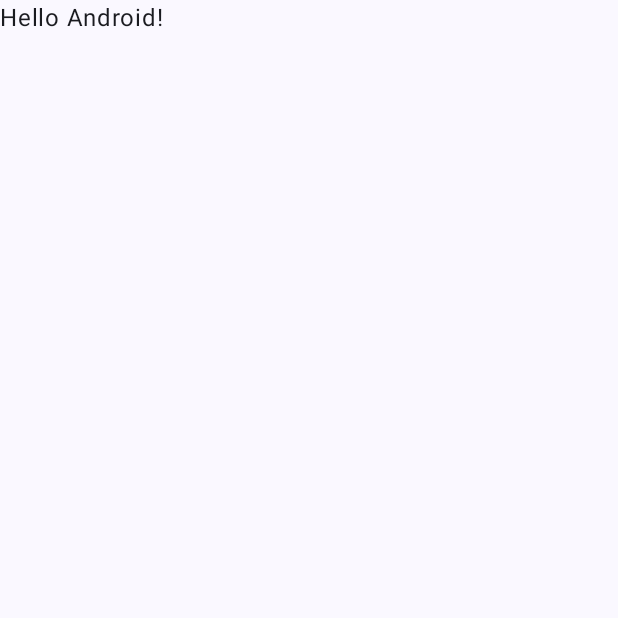
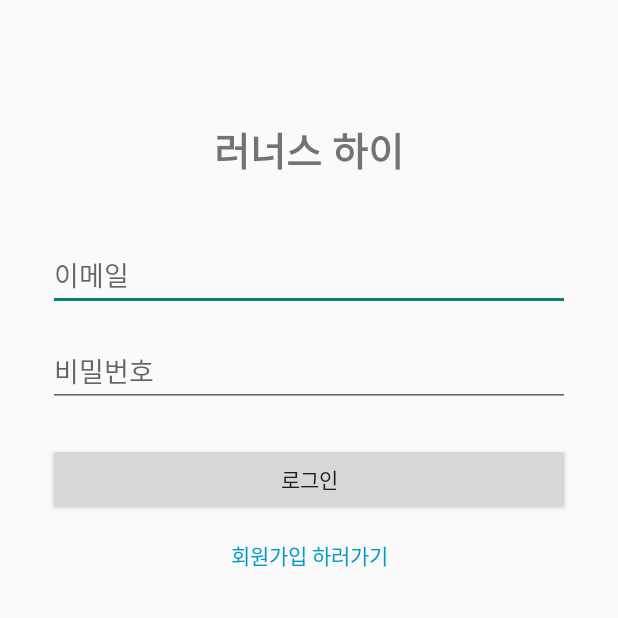
Before and after one commit to RunnersHi-kr/android-app, an Android app built with Jetpack Compose: the screen it shows after launch (MainActivity before the commit, LoginActivity after it), on a phone screen of 412 x 824 dp, the top half of it. Before the commit the part shown is almost empty. Run offline under Robolectric (Android 15) with nearby library versions, the phone set to English and light mode, and no system bars.

Commit message:
간단한 로그인 화면 제작

```diff
--- a/app/build.gradle.kts
+++ b/app/build.gradle.kts
@@ -50,6 +50,11 @@ dependencies {
     implementation(libs.androidx.compose.ui.graphics)
     implementation(libs.androidx.compose.ui.tooling.preview)
     implementation(libs.androidx.compose.material3)
+    implementation(libs.androidx.appcompat)
+    implementation(libs.material)
+    implementation(libs.androidx.activity)
+    implementation(libs.androidx.constraintlayout)
+    implementation("androidx.constraintlayout:constraintlayout:2.1.4")
     testImplementation(libs.junit)
     androidTestImplementation(libs.androidx.junit)
     androidTestImplementation(libs.androidx.espresso.core)
--- a/app/src/main/AndroidManifest.xml
+++ b/app/src/main/AndroidManifest.xml
@@ -11,17 +11,24 @@
         android:roundIcon="@mipmap/ic_launcher_round"
         android:supportsRtl="true"
         android:theme="@style/Theme.RunnersHi">
+
+        <!-- 앱 시작 화면: LoginActivity -->
         <activity
-            android:name=".MainActivity"
+            android:name=".LoginActivity"
             android:exported="true"
-            android:label="@string/app_name"
             android:theme="@style/Theme.RunnersHi">
             <intent-filter>
                 <action android:name="android.intent.action.MAIN" />
-
                 <category android:name="android.intent.category.LAUNCHER" />
             </intent-filter>
         </activity>
+
+        <!-- MainActivity: 더 이상 런처가 아님 (안 쓰면 나중에 삭제해도 됨) -->
+        <activity
+            android:name=".MainActivity"
+            android:exported="false"
+            android:label="@string/app_name"
+            android:theme="@style/Theme.RunnersHi" />
     </application>
 
 </manifest>
--- /dev/null
+++ b/app/src/main/java/com/example/runnershi/LoginActivity.kt
@@ -0,0 +1,12 @@
+package com.example.runnershi
+
+import android.os.Bundle
+import androidx.appcompat.app.AppCompatActivity
+
+class LoginActivity : AppCompatActivity() {
+
+    override fun onCreate(savedInstanceState: Bundle?) {
+        super.onCreate(savedInstanceState)
+        setContentView(R.layout.activity_login)
+    }
+}
--- /dev/null
+++ b/app/src/main/res/layout/activity_login.xml
@@ -0,0 +1,76 @@
+<?xml version="1.0" encoding="utf-8"?>
+<androidx.constraintlayout.widget.ConstraintLayout xmlns:android="http://schemas.android.com/apk/res/android"
+    xmlns:app="http://schemas.android.com/apk/res-auto"
+    xmlns:tools="http://schemas.android.com/tools"
+    android:layout_width="match_parent"
+    android:layout_height="match_parent"
+    tools:context=".LoginActivity">
+
+    <!-- 앱 타이틀 -->
+    <TextView
+        android:id="@+id/tvTitle"
+        android:layout_width="wrap_content"
+        android:layout_height="wrap_content"
+        android:text="러너스 하이"
+        android:textSize="26sp"
+        android:textStyle="bold"
+        app:layout_constraintTop_toTopOf="parent"
+        app:layout_constraintStart_toStartOf="parent"
+        app:layout_constraintEnd_toEndOf="parent"
+        android:layout_marginTop="80dp" />
+
+    <!-- 이메일 입력 -->
+    <EditText
+        android:id="@+id/etEmail"
+        android:layout_width="0dp"
+        android:layout_height="wrap_content"
+        android:hint="이메일"
+        android:inputType="textEmailAddress"
+        app:layout_constraintTop_toBottomOf="@id/tvTitle"
+        app:layout_constraintStart_toStartOf="parent"
+        app:layout_constraintEnd_toEndOf="parent"
+        android:layout_marginStart="32dp"
+        android:layout_marginEnd="32dp"
+        android:layout_marginTop="40dp" />
+
+    <!-- 비밀번호 입력 -->
+    <EditText
+        android:id="@+id/etPassword"
+        android:layout_width="0dp"
+        android:layout_height="wrap_content"
+        android:hint="비밀번호"
+        android:inputType="textPassword"
+        app:layout_constraintTop_toBottomOf="@id/etEmail"
+        app:layout_constraintStart_toStartOf="parent"
+        app:layout_constraintEnd_toEndOf="parent"
+        android:layout_marginStart="32dp"
+        android:layout_marginEnd="32dp"
+        android:layout_marginTop="16dp" />
+
+    <!-- 로그인 버튼 -->
+    <Button
+        android:id="@+id/btnLogin"
+        android:layout_width="0dp"
+        android:layout_height="wrap_content"
+        android:text="로그인"
+        app:layout_constraintTop_toBottomOf="@id/etPassword"
+        app:layout_constraintStart_toStartOf="parent"
+        app:layout_constraintEnd_toEndOf="parent"
+        android:layout_marginStart="32dp"
+        android:layout_marginEnd="32dp"
+        android:layout_marginTop="24dp" />
+
+    <!-- 회원가입으로 이동 텍스트 (지금은 동작 X, 다음 단계에서) -->
+    <TextView
+        android:id="@+id/tvGoSignup"
+        android:layout_width="wrap_content"
+        android:layout_height="wrap_content"
+        android:text="회원가입 하러가기"
+        android:textSize="14sp"
+        android:textColor="@android:color/holo_blue_dark"
+        app:layout_constraintTop_toBottomOf="@id/btnLogin"
+        app:layout_constraintStart_toStartOf="parent"
+        app:layout_constraintEnd_toEndOf="parent"
+        android:layout_marginTop="16dp" />
+
+</androidx.constraintlayout.widget.ConstraintLayout>
--- a/app/src/main/res/values/themes.xml
+++ b/app/src/main/res/values/themes.xml
@@ -1,5 +1,5 @@
 <?xml version="1.0" encoding="utf-8"?>
 <resources>
 
-    <style name="Theme.RunnersHi" parent="android:Theme.Material.Light.NoActionBar" />
+    <style name="Theme.RunnersHi" parent="Theme.AppCompat.DayNight.NoActionBar"/>
 </resources>
--- a/gradle/libs.versions.toml
+++ b/gradle/libs.versions.toml
@@ -8,6 +8,10 @@ espressoCore = "3.5.1"
 lifecycleRuntimeKtx = "2.6.1"
 activityCompose = "1.8.0"
 composeBom = "2024.09.00"
+appcompat = "1.6.1"
+material = "1.10.0"
+activity = "1.12.1"
+constraintlayout = "2.1.4"
 
 [libraries]
 androidx-core-ktx = { group = "androidx.core", name = "core-ktx", version.ref = "coreKtx" }
@@ -24,6 +28,10 @@ androidx-compose-ui-tooling-preview = { group = "androidx.compose.ui", name = "u
 androidx-compose-ui-test-manifest = { group = "androidx.compose.ui", name = "ui-test-manifest" }
 androidx-compose-ui-test-junit4 = { group = "androidx.compose.ui", name = "ui-test-junit4" }
 androidx-compose-material3 = { group = "androidx.compose.material3", name = "material3" }
+androidx-appcompat = { group = "androidx.appcompat", name = "appcompat", version.ref = "appcompat" }
+material = { group = "com.google.android.material", name = "material", version.ref = "material" }
+androidx-activity = { group = "androidx.activity", name = "activity", version.ref = "activity" }
+androidx-constraintlayout = { group = "androidx.constraintlayout", name = "constraintlayout", version.ref = "constraintlayout" }
 
 [plugins]
 android-application = { id = "com.android.application", version.ref = "agp" }
```
Also changed, not shown: 1 other file.
